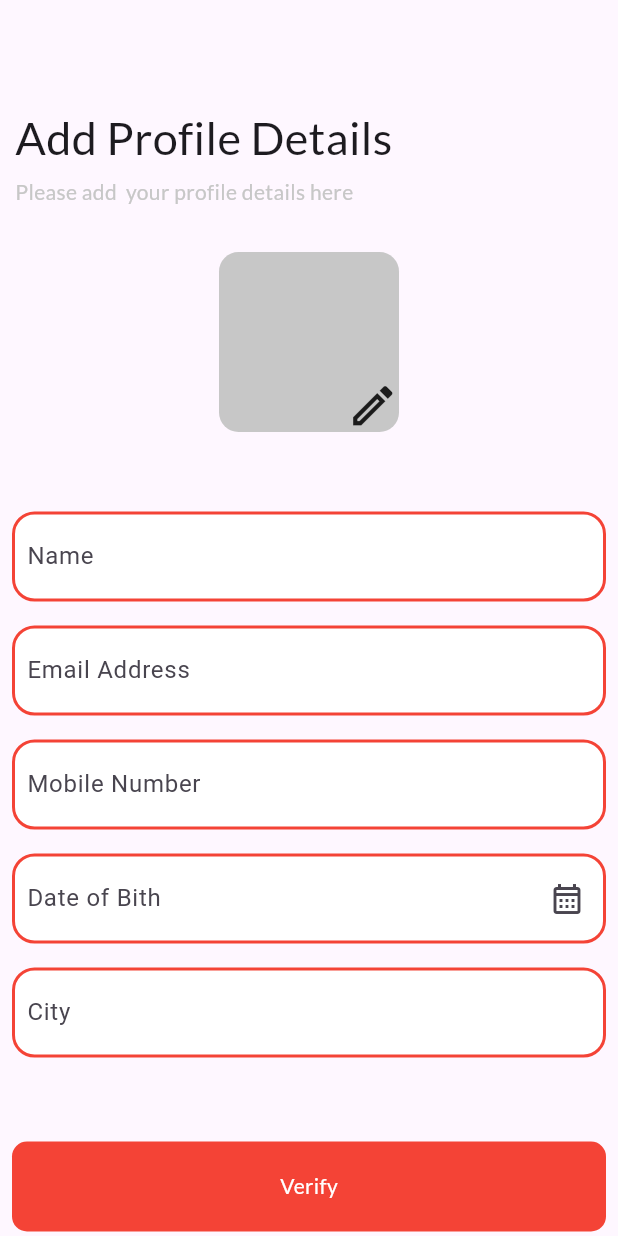
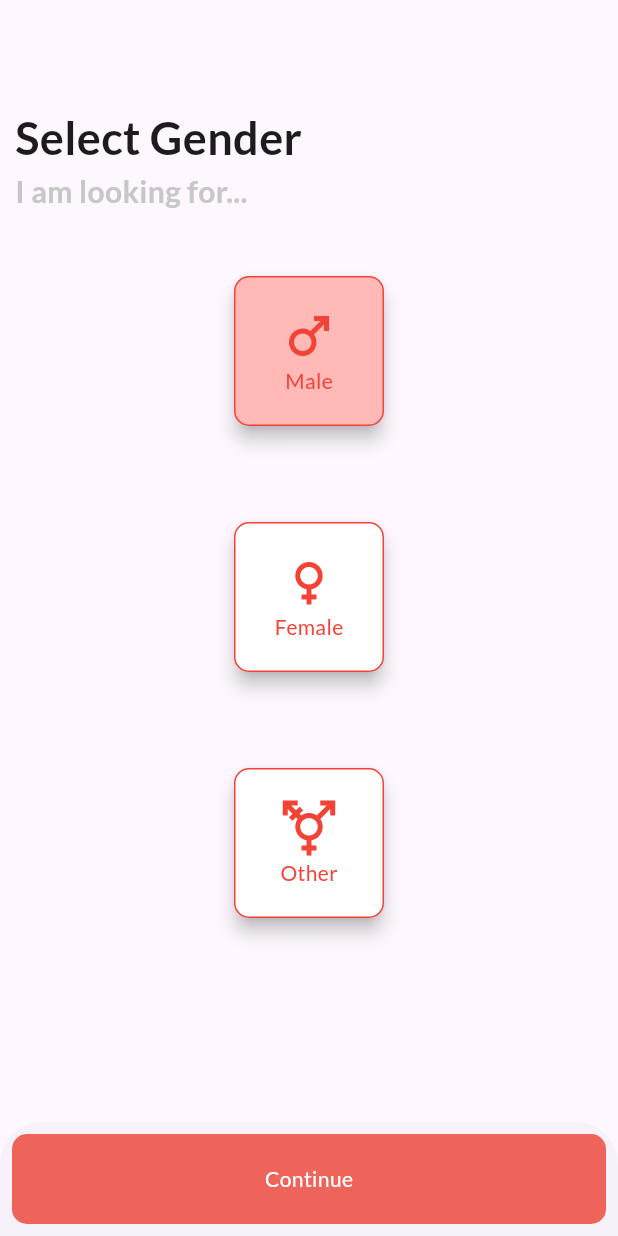
Before and after one commit to Mr-argha-das/dilkhush-app, a Flutter app: the screen it shows after launch, on a phone screen of 412 x 824 dp. Run offline on Flutter 3.47's test engine with Material 3 defaults, Android fonts, the phone set to English and light mode, and no system bars; our stand-ins replace google_fonts.

Commit message:
new pages update

```diff
--- a/lib/AddProfileDetails/views/add_profile_Details.dart
+++ b/lib/AddProfileDetails/views/add_profile_Details.dart
@@ -216,7 +216,7 @@ class _AddProfileDetailsState extends State<AddProfileDetails> {
                     height: 60,
                     width: 420,
                     decoration: BoxDecoration(
-                      color: Colors.red,
+                      color: const Color.fromARGB(255, 238, 99, 90),
                       borderRadius: BorderRadius.circular(10),
                     ),
                     child: Center(
--- /dev/null
+++ b/lib/Gender/views/Gender.dart
@@ -0,0 +1,183 @@
+import 'package:flutter/material.dart';
+import 'package:google_fonts/google_fonts.dart';
+
+class Gender_page extends StatefulWidget {
+  const Gender_page({Key? key}) : super(key: key);
+
+  @override
+  State<Gender_page> createState() => _Gender_pageState();
+}
+
+class _Gender_pageState extends State<Gender_page> {
+  @override
+  Widget build(BuildContext context) {
+    return Scaffold(
+      body: Column(
+        mainAxisAlignment: MainAxisAlignment.start,
+        crossAxisAlignment: CrossAxisAlignment.start,
+        children: [
+          const SizedBox(
+            height: 70,
+          ),
+          Padding(
+            padding: const EdgeInsets.only(left: 10),
+            child: Text(
+              "Select Gender",
+              style: GoogleFonts.lato(
+                fontSize: 30,
+                fontWeight: FontWeight.w700,
+              ),
+            ),
+          ),
+          // ignore: avoid_unnecessary_containers
+          Container(
+            child: Padding(
+              padding: const EdgeInsets.only(left: 10),
+              child: Text(
+                "I am looking for...",
+                style: GoogleFonts.lato(
+                  color: const Color.fromARGB(255, 199, 199, 199),
+                  fontSize: 20,
+                  fontWeight: FontWeight.w700,
+                ),
+              ),
+            ),
+          ),
+          const SizedBox(
+            height: 30,
+          ),
+          Center(
+            // ignore: avoid_unnecessary_containers
+            child: Center(
+              child: Padding(
+                padding: const EdgeInsets.all(8.0),
+                child: Card(
+                  elevation: 5,
+                  child: Container(
+                      height: 100,
+                      width: 100,
+                      decoration: BoxDecoration(
+                          color: const Color.fromARGB(255, 255, 185, 182),
+                          borderRadius: BorderRadius.circular(10),
+                          border: Border.all(color: Colors.red)),
+                      child: Column(
+                        mainAxisAlignment: MainAxisAlignment.center,
+                        crossAxisAlignment: CrossAxisAlignment.center,
+                        children: [
+                          const Icon(
+                            Icons.male_outlined,
+                            color: Colors.red,
+                            size: 40,
+                          ),
+                          Text(
+                            "Male",
+                            style: GoogleFonts.lato(color: Colors.red),
+                          ),
+                        ],
+                      )),
+                ),
+              ),
+            ),
+          ),
+          const SizedBox(
+            height: 40,
+          ),
+
+          Center(
+            // ignore: avoid_unnecessary_containers
+            child: Center(
+              child: Padding(
+                padding: const EdgeInsets.all(8.0),
+                child: Card(
+                  elevation: 5,
+                  child: Container(
+                      height: 100,
+                      width: 100,
+                      decoration: BoxDecoration(
+                          color: Colors.white,
+                          borderRadius: BorderRadius.circular(10),
+                          border: Border.all(color: Colors.red)),
+                      child: Column(
+                        mainAxisAlignment: MainAxisAlignment.center,
+                        crossAxisAlignment: CrossAxisAlignment.center,
+                        children: [
+                          const Icon(
+                            Icons.female_outlined,
+                            color: Colors.red,
+                            size: 40,
+                          ),
+                          Text(
+                            "Female",
+                            style: GoogleFonts.lato(color: Colors.red),
+                          ),
+                        ],
+                      )),
+                ),
+              ),
+            ),
+          ),
+          const SizedBox(
+            height: 40,
+          ),
+          Center(
+            // ignore: avoid_unnecessary_containers
+            child: Center(
+              child: Padding(
+                padding: const EdgeInsets.all(8.0),
+                child: Card(
+                  elevation: 5,
+                  child: Container(
+                      height: 100,
+                      width: 100,
+                      decoration: BoxDecoration(
+                          color: Colors.white,
+                          borderRadius: BorderRadius.circular(10),
+                          border: Border.all(color: Colors.red)),
+                      child: Column(
+                        mainAxisAlignment: MainAxisAlignment.center,
+                        crossAxisAlignment: CrossAxisAlignment.center,
+                        children: [
+                          const Icon(
+                            Icons.transgender_outlined,
+                            color: Colors.red,
+                            size: 40,
+                          ),
+                          Text(
+                            "Other",
+                            style: GoogleFonts.lato(color: Colors.red),
+                          ),
+                        ],
+                      )),
+                ),
+              ),
+            ),
+          ),
+          const SizedBox(
+            height: 100,
+          ),
+
+          const SizedBox(
+            height: 40,
+          ),
+        ],
+      ),
+      bottomSheet: Padding(
+        padding: const EdgeInsets.all(8.0),
+        child: Container(
+          height: 60,
+          width: 420,
+          decoration: BoxDecoration(
+            color: const Color.fromARGB(255, 238, 99, 90),
+            borderRadius: BorderRadius.circular(10),
+          ),
+          child: Center(
+            child: Text(
+              "Continue",
+              style: GoogleFonts.lato(color: Colors.white),
+            ),
+          ),
+        ),
+      ),
+    );
+  }
+}
--- a/lib/VerificationCode/views/VarificationCode.dart
+++ b/lib/VerificationCode/views/VarificationCode.dart
@@ -147,7 +147,7 @@ class _VarificationCodeState extends State<VarificationCode> {
                   height: 50,
                   width: 400,
                   decoration: BoxDecoration(
-                      color: Colors.red,
+                      color: const Color.fromARGB(255, 238, 99, 90),
                       borderRadius: BorderRadius.circular(10)),
                   child: const Center(
                       child: Text(
--- a/lib/main.dart
+++ b/lib/main.dart
@@ -1,4 +1,5 @@
 import 'package:dating_app/AddProfileDetails/views/add_profile_Details.dart';
+import 'package:dating_app/Gender/views/Gender.dart';
 import 'package:dating_app/PhoneNumber/views/phoneNumPage.dart';
 import 'package:dating_app/VerificationCode/views/VarificationCode.dart';
 import 'package:dating_app/loginpage/views/Login_page.dart';
@@ -16,7 +17,7 @@ class MyApp extends StatelessWidget {
   Widget build(BuildContext context) {
     return const MaterialApp(
       debugShowCheckedModeBanner: false,
-      home: AddProfileDetails(),
+      home: Gender_page(),
     );
   }
 }
```
